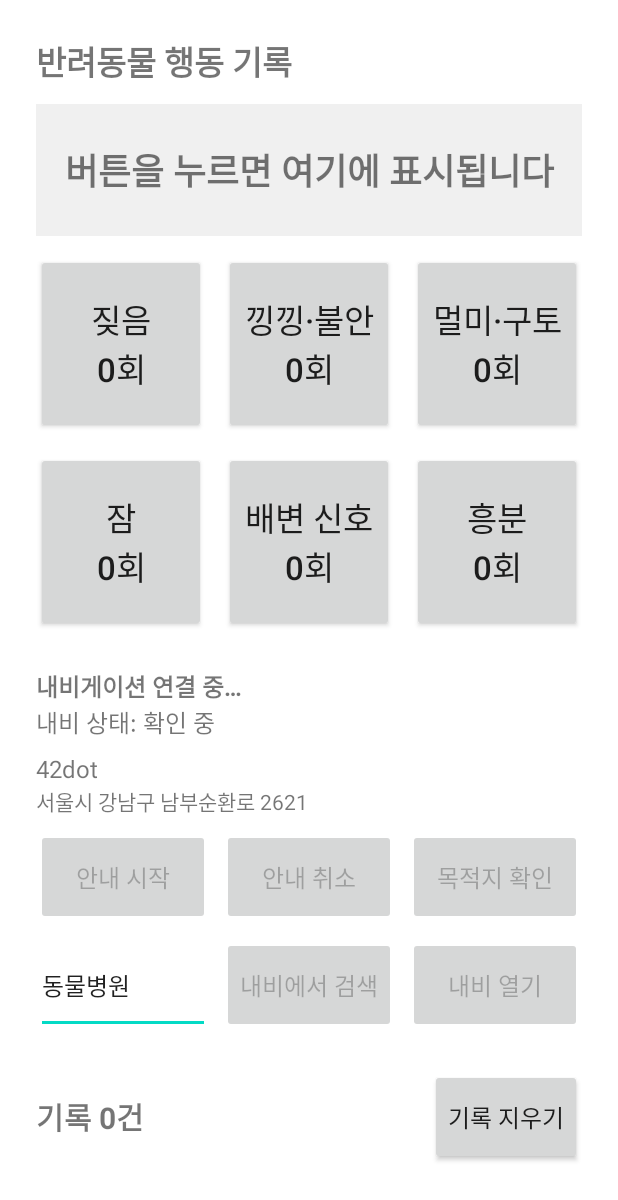
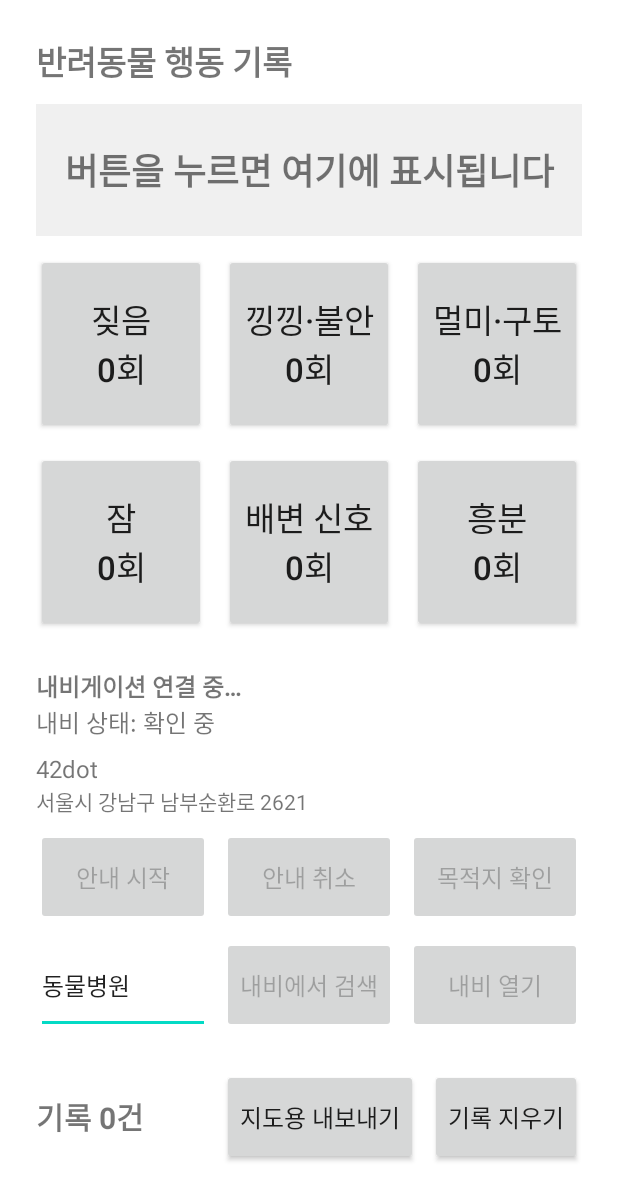
Before and after one commit to DaengQ/DaengQ, an Android app: the screen it shows after launch (MainActivity), on a phone screen of 412 x 824 dp. Shown: the top 1200 px of the screen. Run offline under Robolectric (Android 15) with nearby library versions, the phone set to English and light mode, and no system bars; libraries missing offline, so code that uses them is left out: ai.pleos.playground; 1 statement that could not run was skipped.

Commit message:
Export pet records with coordinates as GeoJSON
The new export button writes located records as a GeoJSON
FeatureCollection to app-internal storage and shows the file path.
Pleos Connect has no document picker or share target, so the file is
pulled with adb run-as or Android Studio's Device Explorer.

```diff
--- a/app/src/main/res/layout-port/activity_main.xml
+++ b/app/src/main/res/layout-port/activity_main.xml
@@ -153,6 +153,14 @@
                 android:textStyle="bold" />
 
             <Button
+                android:id="@+id/exportRecordsButton"
+                android:layout_width="wrap_content"
+                android:layout_height="64dp"
+                android:layout_marginEnd="8dp"
+                android:text="@string/action_export_records"
+                android:textSize="16sp" />
+
+            <Button
                 android:id="@+id/clearRecordsButton"
                 android:layout_width="wrap_content"
                 android:layout_height="64dp"
--- a/app/src/main/res/layout/activity_main.xml
+++ b/app/src/main/res/layout/activity_main.xml
@@ -58,6 +58,14 @@
                     android:layout_weight="1"
                     android:textSize="20sp"
                     android:textStyle="bold" />
+
+                <Button
+                    android:id="@+id/exportRecordsButton"
+                    android:layout_width="wrap_content"
+                    android:layout_height="64dp"
+                    android:layout_marginEnd="8dp"
+                    android:text="@string/action_export_records"
+                    android:textSize="16sp" />
 
                 <Button
                     android:id="@+id/clearRecordsButton"
--- a/app/src/main/res/values/strings.xml
+++ b/app/src/main/res/values/strings.xml
@@ -47,4 +47,10 @@
     <string name="clear_records_title">기록을 모두 지울까요?</string>
     <string name="clear_records_confirm">지우기</string>
     <string name="clear_records_cancel">취소</string>
+    <string name="action_export_records">지도용 내보내기</string>
+    <string name="export_done_title">GeoJSON 파일로 내보냈습니다</string>
+    <string name="export_done_message">기록 %1$d건을 저장했습니다 (위치 없는 기록 %2$d건 제외).\n\n%3$s</string>
+    <string name="export_nothing">위치가 저장된 기록이 없습니다</string>
+    <string name="export_failed">내보내기에 실패했습니다: %1$s</string>
+    <string name="dialog_ok">확인</string>
 </resources>
```
Also changed, not shown: app/src/main/java/com/example/pawgo/MainActivity.kt (+27 -0 lines), app/src/main/java/com/example/pawgo/PetRecordExporter.kt (added, +61 -0 lines).
